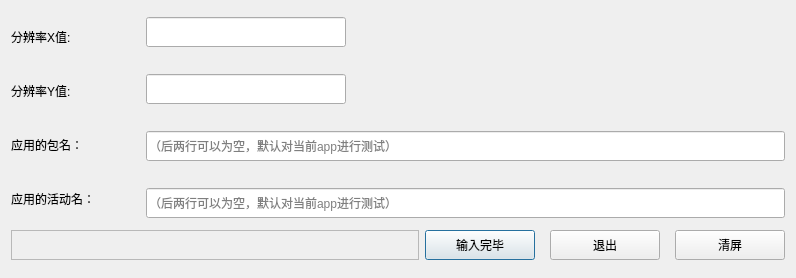
Above: GUI/main_ui_test/test_ui_d/in_device_infor.ui from buaanostop/- before the change. Below: the same form after it.
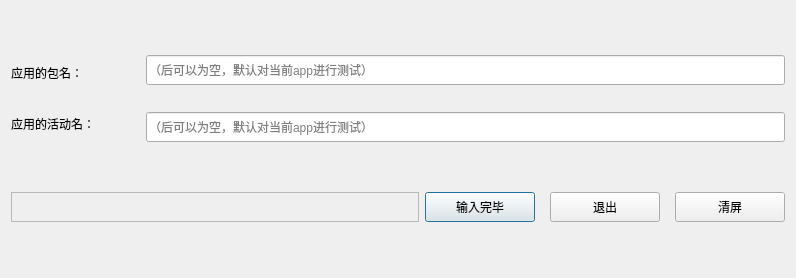
That is the form after the change.

Commit message: 修改分辨率功能

The edit to the form file:
```diff
--- a/GUI/main_ui_test/test_ui_d/in_device_infor.ui
+++ b/GUI/main_ui_test/test_ui_d/in_device_infor.ui
@@ -95,26 +95,6 @@
        <property name="spacing">
         <number>15</number>
        </property>
-       <item>
-        <widget class="QLabel" name="reso_x">
-         <property name="whatsThis">
-          <string>&lt;html&gt;&lt;head/&gt;&lt;body&gt;&lt;p&gt;设置测试的窗口分辨率X值，取值范围为(0,手机/模拟器分辨率X值)。&lt;/p&gt;&lt;/body&gt;&lt;/html&gt;</string>
-         </property>
-         <property name="text">
-          <string>分辨率X值:</string>
-         </property>
-        </widget>
-       </item>
-       <item>
-        <widget class="QLabel" name="reso_y">
-         <property name="whatsThis">
-          <string>&lt;html&gt;&lt;head/&gt;&lt;body&gt;&lt;p&gt;设置测试的窗口分辨率Y值，取值范围为(0,手机/模拟器分辨率Y值)。&lt;/p&gt;&lt;/body&gt;&lt;/html&gt;</string>
-         </property>
-         <property name="text">
-          <string>分辨率Y值:</string>
-         </property>
-        </widget>
-       </item>
        <item>
         <widget class="QLabel" name="p_name">
          <property name="whatsThis">
@@ -142,38 +122,6 @@
        <property name="spacing">
         <number>27</number>
        </property>
-       <item>
-        <widget class="QLineEdit" name="xPositionValue">
-         <property name="minimumSize">
-          <size>
-           <width>200</width>
-           <height>30</height>
-          </size>
-         </property>
-         <property name="maximumSize">
-          <size>
-           <width>200</width>
-           <height>30</height>
-          </size>
-         </property>
-        </widget>
-       </item>
-       <item>
-        <widget class="QLineEdit" name="yPositionValue">
-         <property name="minimumSize">
-          <size>
-           <width>200</width>
-           <height>30</height>
-          </size>
-         </property>
-         <property name="maximumSize">
-          <size>
-           <width>200</width>
-           <height>30</height>
-          </size>
-         </property>
-        </widget>
-       </item>
        <item>
         <widget class="QLineEdit" name="packageNameValue">
          <property name="minimumSize">
@@ -189,7 +137,7 @@
           </size>
          </property>
          <property name="placeholderText">
-          <string>（后两行可以为空，默认对当前app进行测试）</string>
+          <string>（后可以为空，默认对当前app进行测试）</string>
          </property>
         </widget>
        </item>
@@ -208,7 +156,7 @@
           </size>
          </property>
          <property name="placeholderText">
-          <string>（后两行可以为空，默认对当前app进行测试）</string>
+          <string>（后可以为空，默认对当前app进行测试）</string>
          </property>
         </widget>
        </item>
```
Left out of the diff: 32 changed lines with no effect on the pictures. The commit also changes 7 other files.
